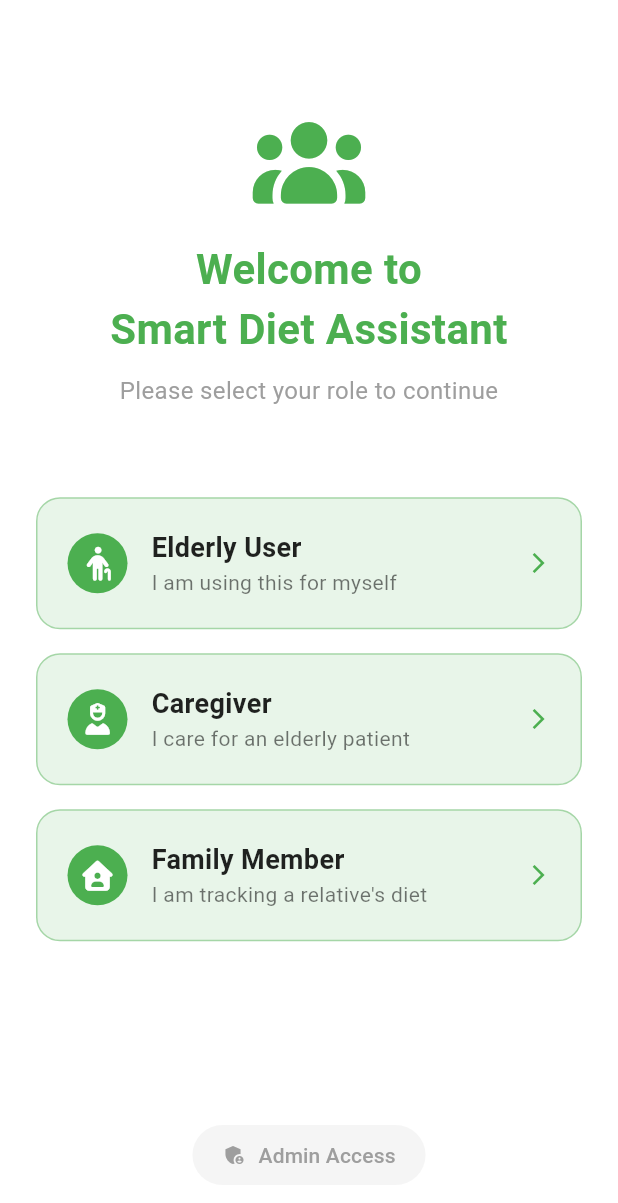
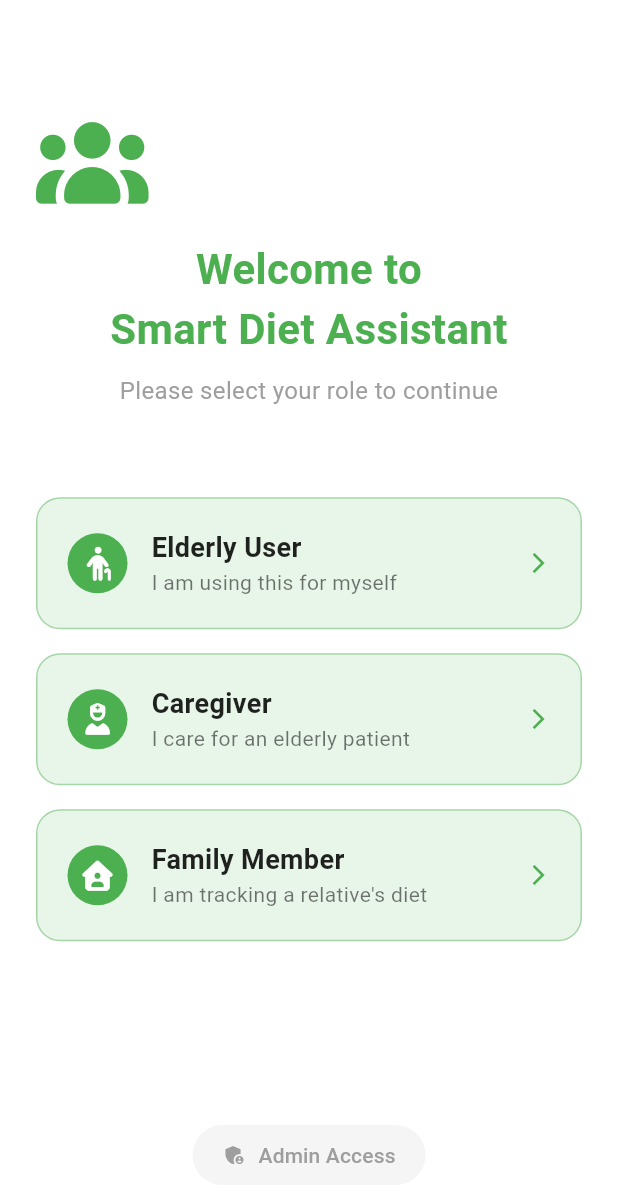
Before and after one commit to Nitezio/Smart_Diet_Assistant_for_SWE3001-1, a Flutter app: the RoleSelectionScreen screen opened directly, on a phone screen of 412 x 824 dp. Shown: the top 1203 px of the screen. Run offline on Flutter 3.47's test engine with Material 3 defaults, Android fonts, the phone set to English and light mode, and no system bars; our stand-ins replace flutter_dotenv, font_awesome_flutter, google_generative_ai, shared_preferences; accounts and stored records are empty.

Commit message:
fix: exhaustive resolution of IconData vs FaIconData type mismatches

```diff
--- a/lib/screens/home_screen.dart
+++ b/lib/screens/home_screen.dart
@@ -146,7 +146,7 @@ class MealPlanTab extends StatelessWidget {
                       color: Colors.green.shade50,
                       shape: BoxShape.circle,
                     ),
-                    child: const Icon(FontAwesomeIcons.carrot, size: 60, color: Colors.green),
+                    child: FaIcon(FontAwesomeIcons.carrot, size: 60, color: Colors.green),
                   ),
                   const SizedBox(height: 24),
                   const Text(
--- a/lib/screens/role_selection_screen.dart
+++ b/lib/screens/role_selection_screen.dart
@@ -17,7 +17,7 @@ class RoleSelectionScreen extends StatelessWidget {
             crossAxisAlignment: CrossAxisAlignment.stretch,
             children: [
               const Spacer(flex: 1),
-              const Icon(FontAwesomeIcons.users, size: 60, color: Colors.green),
+              FaIcon(FontAwesomeIcons.users, size: 60, color: Colors.green),
               const SizedBox(height: 20),
               const Text(
                 "Welcome to\nSmart Diet Assistant",
@@ -109,7 +109,9 @@ class RoleSelectionScreen extends StatelessWidget {
           children: [
             CircleAvatar(
               backgroundColor: Colors.green,
-              child: FaIcon(icon, color: Colors.white, size: 20),
+              child: icon is FaIconData
+                  ? FaIcon(icon, color: Colors.white, size: 20)
+                  : Icon(icon, color: Colors.white, size: 20),
             ),
             const SizedBox(width: 16),
             Expanded(
```
